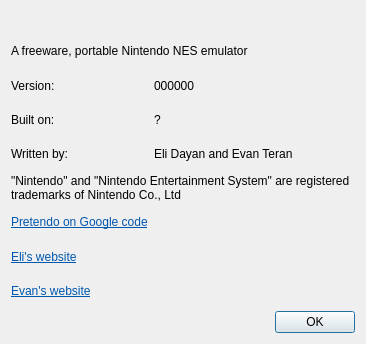
This is qt/About.ui in eteran/pretendo as Qt 5 draws it before an edit. The edited form follows.
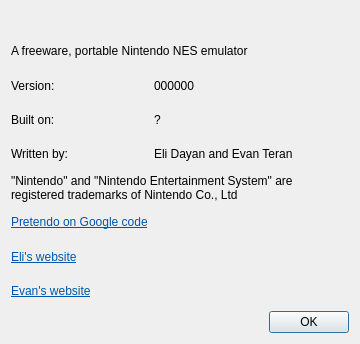
This is the edited form. Icons and pictures are not drawn.

Commit message: made About dialog fixed size put in precursor work into having configurable controls

```diff
--- a/qt/About.ui
+++ b/qt/About.ui
@@ -6,7 +6,7 @@
    <rect>
     <x>0</x>
     <y>0</y>
-    <width>366</width>
+    <width>360</width>
     <height>344</height>
    </rect>
   </property>
```
The commit also changes 4 other files.
